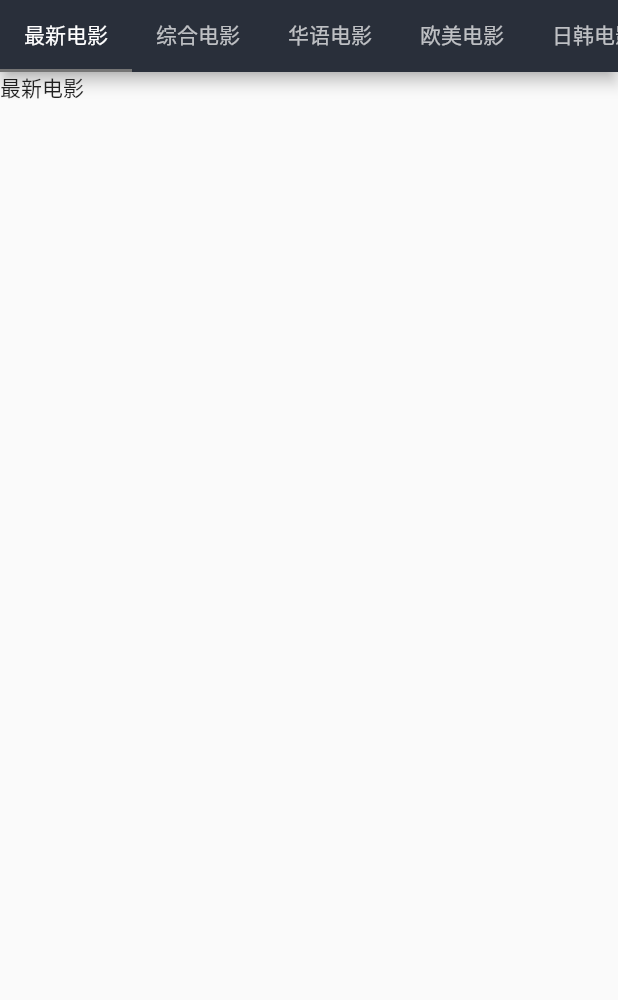
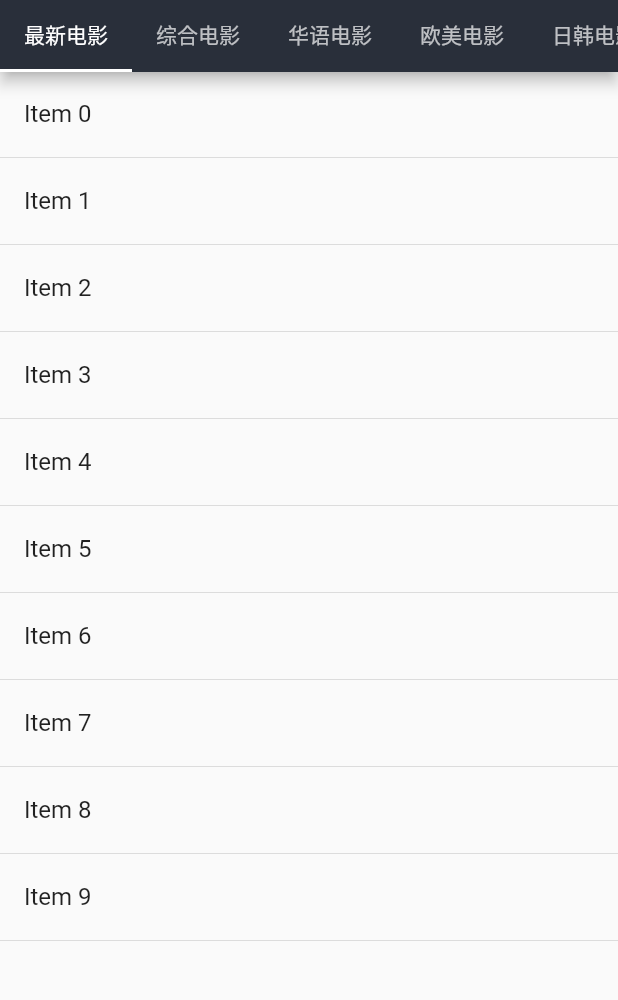
Before and after one commit to biezhihua/DYTT-Flutter, a Flutter app: the screen it shows after launch, on a phone screen of 412 x 824 dp, the part 84-1084 px from its top. Run offline on Flutter 3.47's test engine with Material 2 defaults, Android fonts, the phone set to English and light mode, and no system bars.

Commit message:
ListPage Widget

```diff
--- /dev/null
+++ b/lib/listpage.dart
@@ -0,0 +1,43 @@
+import 'dart:async';
+
+import 'package:flutter/material.dart';
+import 'package:flutter/widgets.dart';
+
+class ListPage extends StatefulWidget {
+  @override
+  State<StatefulWidget> createState() => _ListPageState();
+}
+
+class _ListPageState extends State<ListPage> {
+
+  @override
+  Widget build(BuildContext context) {
+    return RefreshIndicator(
+        child: ListView(children: _getItems()), onRefresh: _handleRefresh);
+  }
+
+  var _count = 0;
+
+  List<Widget> _getItems() {
+    var items = <Widget>[];
+    for (int i = _count; i < _count + 10; i++) {
+      var item = Column(
+        children: <Widget>[
+          ListTile(title: Text("Item $i")),
+          Divider(height: 2.0)
+        ],
+      );
+      items.add(item);
+    }
+    return items;
+  }
+
+  Future<Null> _handleRefresh() async {
+    await Future.delayed(Duration(seconds: 3));
+
+    setState(() {
+      _count += 5;
+    });
+    return null;
+  }
+}
--- a/lib/main.dart
+++ b/lib/main.dart
@@ -1,4 +1,7 @@
+import 'dart:async';
+
 import 'package:DYTT_FLUTTER/drawerlayout.dart';
+import 'package:DYTT_FLUTTER/listpage.dart';
 import 'package:DYTT_FLUTTER/theme.dart';
 import 'package:DYTT_FLUTTER/strings.dart';
 import 'package:flutter/material.dart';
@@ -35,6 +38,8 @@ class _HomePageState extends State<HomePage> {
         appBar: AppBar(
           actions: <Widget>[Image.asset("images/search.png")],
           bottom: TabBar(
+            labelColor: Colors.white,
+            indicatorColor: Colors.white,
             isScrollable: true,
             tabs: [
               Tab(text: Strings.tab1),
@@ -53,7 +58,7 @@ class _HomePageState extends State<HomePage> {
         ),
         body: TabBarView(
           children: [
-            Container(child: Text(Strings.tab1)),
+            Container(child: ListPage()),
             Container(child: Text(Strings.tab2)),
             Container(child: Text(Strings.tab3)),
             Container(child: Text(Strings.tab4)),
```
Also changed, not shown: 1 other file.
